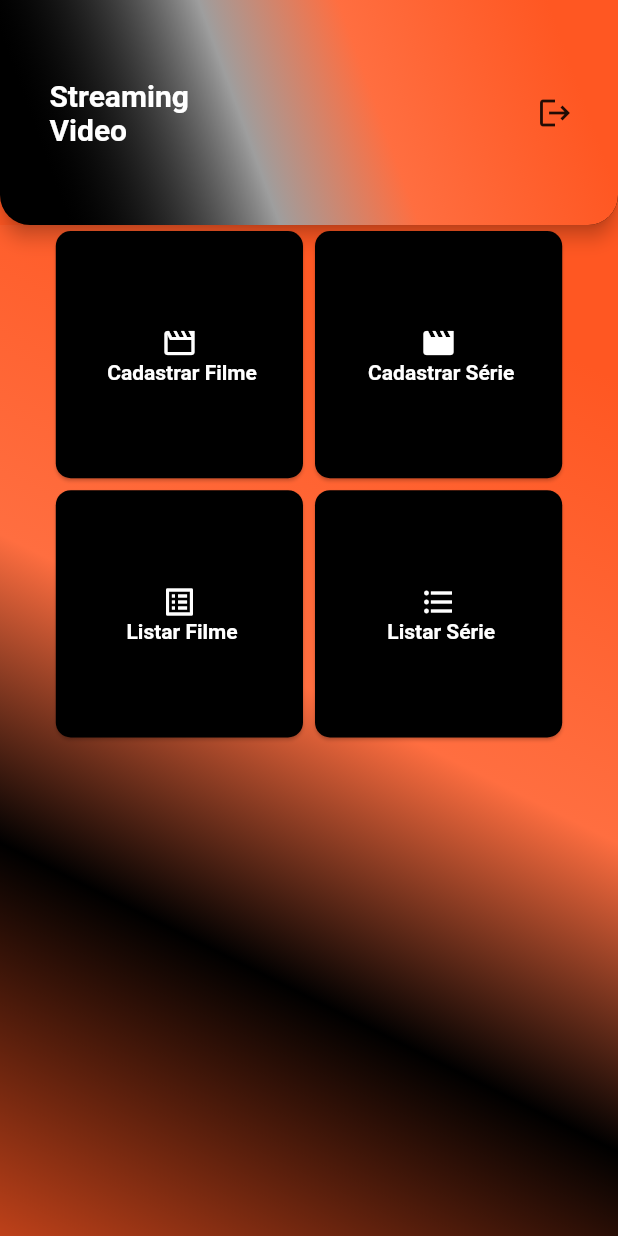
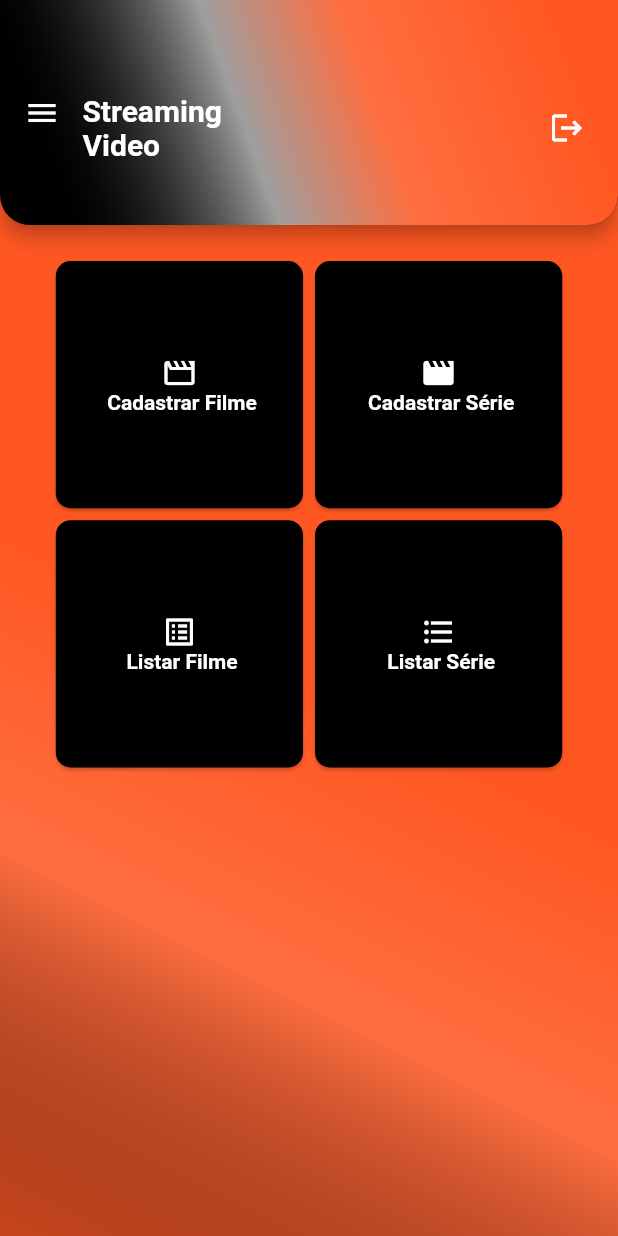
Before and after one commit to pedroailan/streamingvideo, a Flutter app: the Home screen opened directly, on a phone screen of 412 x 824 dp. Run offline on Flutter 3.47's test engine with Material 2 defaults, Android fonts, the phone set to English and light mode, and no system bars; our stand-ins replace mask_text_input_formatter; missing offline and left inert: flutter_splash.

Commit message:
correções api e design de telas

```diff
--- a/lib/pages/cadastrarepisodio.dart
+++ b/lib/pages/cadastrarepisodio.dart
@@ -54,7 +54,7 @@ class _CadastrarEpisodioState extends State<CadastrarEpisodio>{
         });
         result = await Service.CadastrarEpisodio(titulo, sinopse, numero, temporada, widget.serie.IdSerie).then((value) async {
           List<Episodios> ep = await Service.listarEpisodios(widget.serie.IdSerie);
-          if(value == true) Navigator.push(context, MaterialPageRoute(builder: (context) => ListarEpisodios(episodios: ep,)));
+          if(value == true) Navigator.pop(context, MaterialPageRoute(builder: (context) => ListarEpisodios(episodios: ep,)));
           else {
             setState(() {
               isLoad = false;
--- a/lib/pages/home.dart
+++ b/lib/pages/home.dart
@@ -86,12 +86,12 @@ class _HomeState extends State<Home> {
                 )
             ),
             child: Padding(
-              padding: EdgeInsets.all(18.0),
+              padding: EdgeInsets.only(left: 40, top: 20, right: 10),
               child: Row(
                 mainAxisAlignment: MainAxisAlignment.spaceBetween,
                 children: [
                   Text("   Streaming\n   Video", style: TextStyle(color: Colors.white, fontSize: 20, fontWeight: FontWeight.bold),),
-                  IconButton(icon: Icon(Icons.logout), onPressed: () => Navigator.of(context).pushReplacement(MaterialPageRoute(builder: (context) => Login())),),
+                  IconButton(icon: Icon(Icons.logout, color: Colors.white,), onPressed: () => Navigator.of(context).pushReplacement(MaterialPageRoute(builder: (context) => Login())),),
                 ],
               ),
             )
@@ -104,6 +104,18 @@ class _HomeState extends State<Home> {
         backgroundColor: Colors.black,
         foregroundColor: Colors.black,
         shadowColor: Colors.black,
+      ),
+      drawer: Drawer(
+        child: Container(
+          color: Colors.black,
+          child: Column(
+            mainAxisAlignment: MainAxisAlignment.start,
+            crossAxisAlignment: CrossAxisAlignment.start,
+            children: [
+
+            ],
+          ),
+        ),
       ),
       body: SingleChildScrollView(
         child: Container(
@@ -120,8 +132,8 @@ class _HomeState extends State<Home> {
                 ],
                 colors: [
                   Colors.deepOrange,
+                  Colors.deepOrange,
                   Colors.deepOrangeAccent,
-                  Colors.black,
                   Colors.black12,
                 ],
               )
@@ -130,6 +142,7 @@ class _HomeState extends State<Home> {
             mainAxisAlignment: MainAxisAlignment.start,
             crossAxisAlignment: CrossAxisAlignment.start,
             children: [
+              SizedBox(height: 20,),
               Row(
                 mainAxisAlignment: MainAxisAlignment.center,
                 children: [
--- a/lib/pages/listarfilmes.dart
+++ b/lib/pages/listarfilmes.dart
@@ -26,7 +26,7 @@ class _ListarFilmesState extends State<ListarFilmes> {
   bool isLoad = false;
   _onRefresh() async {
       List<Filmes> filmes = await Service.listarFilmes();
-      Navigator.of(context).pushReplacement(MaterialPageRoute(builder: (context) => ListarFilmes(filmes: filmes,)));
+      Navigator.pushReplacement(context, MaterialPageRoute(builder: (context) => ListarFilmes(filmes: filmes,)));
   }
 
 
@@ -42,8 +42,8 @@ class _ListarFilmesState extends State<ListarFilmes> {
     Widget excluirButton = FlatButton(
       child: Text("Excluir"),
       onPressed:  () async {
+        Navigator.of(context).pop();
         await Service.deletarFilme(id);
-        Navigator.of(context).pushReplacement(MaterialPageRoute(builder: (context) => Home()));
       },
     );
     // configura o  AlertDialog
--- a/lib/services/services.dart
+++ b/lib/services/services.dart
@@ -378,8 +378,7 @@ class Service {
       );
       status = response.statusCode;
       jsonResponse = response.body;
-      print(
-          "${response.headers} \n ${response.statusCode} \n ${response.body}");
+      print("${response.headers} \n ${response.statusCode} \n ${response.body}");
     } catch (e) {
       print(e.toString());
     }
```
Also changed, not shown: lib/pages/editarFilme.dart (+7 -7 lines), lib/pages/editarserie.dart (+7 -3 lines), lib/pages/listarepisodios.dart (+4 -6 lines), lib/pages/listarseries.dart (+18 -38 lines).
